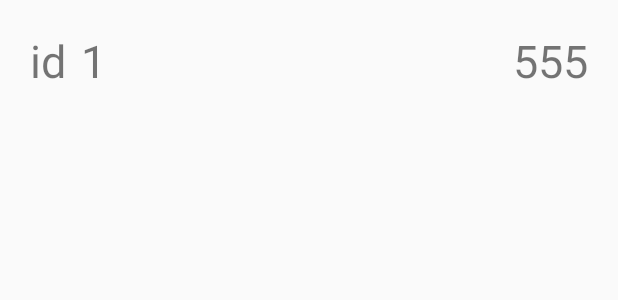
After one commit to eliasLoker/Numbers, an Android app: the layout number_list_item.xml on its own in the app's theme, with its tools: preview values and no code run, on a phone screen of 412 x 824 dp. The commit adds this screen. Shown: the top 300 px of the screen. Run offline under Robolectric (Android 15) with nearby library versions, the phone set to English and light mode, and no system bars.

Commit message:
- заработал RecyclerView

```diff
--- a/app/src/main/java/com/example/myplaceinfo/numberlist/interactor/NumberListInteractor.kt
+++ b/app/src/main/java/com/example/myplaceinfo/numberlist/interactor/NumberListInteractor.kt
@@ -13,11 +13,9 @@ import io.reactivex.schedulers.Schedulers
  * @author Alexandr Mikhalev
  */
 class NumberListInteractor(val numberDao: NumberDao) {
-    fun getAll(): Single<NumberEntity> {
+    fun getAll(): Single<List<NumberEntity>> {
         return numberDao.getAll()
             .subscribeOn(Schedulers.io())
             .observeOn(AndroidSchedulers.mainThread())
-            //.map { Function<in List<NumberEntity>!, > }
-            .map { t: List<NumberEntity> -> t[t.size - 1] }
     }
 }
--- /dev/null
+++ b/app/src/main/res/layout/number_list_item.xml
@@ -0,0 +1,57 @@
+<?xml version="1.0" encoding="utf-8"?>
+<layout xmlns:app="http://schemas.android.com/apk/res-auto"
+        xmlns:tools="http://schemas.android.com/tools">
+    <data>
+        <variable name="number" type="com.example.myplaceinfo.data.NumberEntity"/>
+    </data>
+    <androidx.constraintlayout.widget.ConstraintLayout
+            xmlns:android="http://schemas.android.com/apk/res/android"
+            android:layout_width="match_parent"
+            android:layout_height="wrap_content">
+
+        <TextView
+                android:id="@+id/id_header_text_view"
+                android:layout_width="wrap_content"
+                android:layout_height="wrap_content"
+                android:textSize="30sp"
+                android:layout_marginStart="20dp"
+                android:layout_marginTop="20dp"
+                android:text="ID: "
+                app:layout_constraintStart_toStartOf="parent"
+                app:layout_constraintTop_toTopOf="parent"
+                tools:text="id"/>
+
+        <TextView
+                android:id="@+id/id_text_view"
+                android:layout_width="wrap_content"
+                android:layout_height="wrap_content"
+                android:textSize="30sp"
+                android:text="@{String.valueOf(number.id)}"
+                android:layout_marginStart="10dp"
+                app:layout_constraintBottom_toBottomOf="@id/id_header_text_view"
+                app:layout_constraintStart_toEndOf="@id/id_header_text_view"
+                tools:text="1"/>
+
+        <TextView
+                android:id="@+id/number_text_view"
+                android:layout_width="wrap_content"
+                android:layout_height="wrap_content"
+                android:layout_marginTop="20dp"
+                android:layout_marginEnd="20dp"
+                android:textSize="30sp"
+                android:text="@{number.name}"
+                app:layout_constraintEnd_toEndOf="parent"
+                app:layout_constraintTop_toTopOf="parent"
+                tools:text="555"/>
+
+        <TextView
+                android:id="@+id/description_text_view"
+                android:layout_width="0dp"
+                android:layout_height="wrap_content"
+                android:text="@{number.text}"
+                app:layout_constraintTop_toBottomOf="@id/id_header_text_view"
+                app:layout_constraintStart_toStartOf="parent"
+                app:layout_constraintEnd_toEndOf="parent"/>
+
+    </androidx.constraintlayout.widget.ConstraintLayout>
+</layout>
```
Also changed, not shown: app/src/main/java/com/example/myplaceinfo/numberlist/NumberListAdapter.kt (added, +40 -0 lines), app/src/main/java/com/example/myplaceinfo/numberlist/NumberListFragment.kt (+29 -0 lines), app/src/main/java/com/example/myplaceinfo/numberlist/NumberListHolder.kt (added, +18 -0 lines), app/src/main/java/com/example/myplaceinfo/numberlist/events/UpdateListEvent.kt (added, +11 -0 lines), app/src/main/java/com/example/myplaceinfo/numberlist/viewmodel/NumberListViewModel.kt (+9 -0 lines), app/src/main/java/com/example/myplaceinfo/numberlist/viewmodel/NumberListViewModelImpl.kt (+30 -2 lines), app/src/main/res/layout/fragment_numbers_list.xml (+28 -4 lines).
